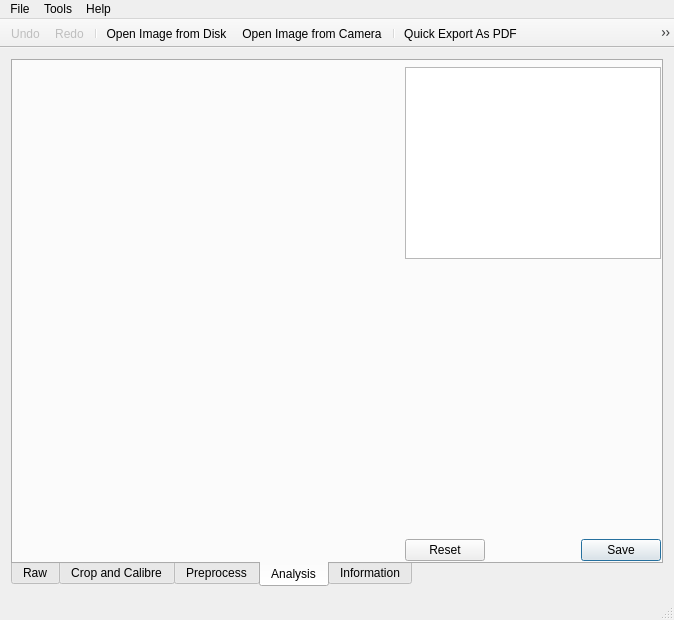
First picture: the form in gui/mainwindow.ui, repository librehat/caiga, before the edit.
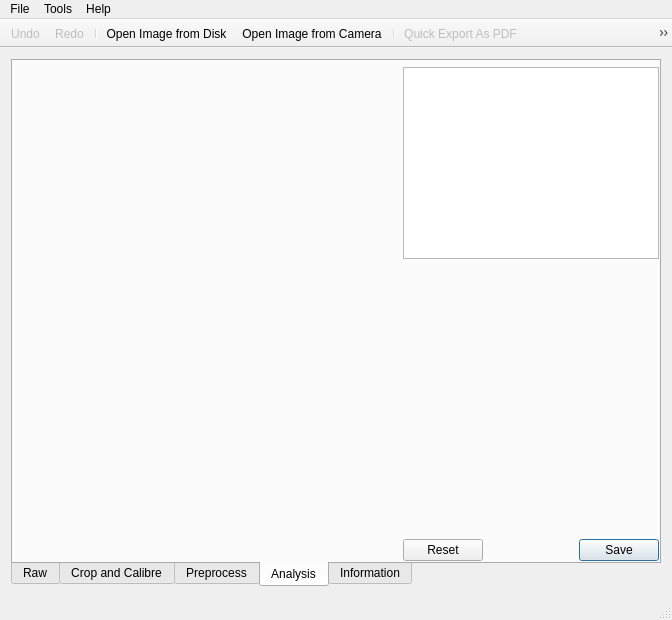
Second picture: the form after the edit. Icons and pictures are not drawn. Custom widgets are drawn as their Qt base class.

Patch:
```diff
--- a/gui/mainwindow.ui
+++ b/gui/mainwindow.ui
@@ -6,7 +6,7 @@
    <rect>
     <x>0</x>
     <y>0</y>
-    <width>674</width>
+    <width>672</width>
     <height>620</height>
    </rect>
   </property>
@@ -562,7 +562,7 @@
     <rect>
      <x>0</x>
      <y>0</y>
-     <width>674</width>
+     <width>672</width>
      <height>22</height>
     </rect>
    </property>
@@ -746,6 +746,9 @@
    </property>
   </action>
   <action name="actionExportImg_As">
+   <property name="enabled">
+    <bool>false</bool>
+   </property>
    <property name="icon">
     <iconset theme="document-export">
      <normaloff/>
@@ -756,6 +759,9 @@
    </property>
   </action>
   <action name="actionQuick_Export">
+   <property name="enabled">
+    <bool>false</bool>
+   </property>
    <property name="icon">
     <iconset theme="application-pdf">
      <normaloff/>
```
